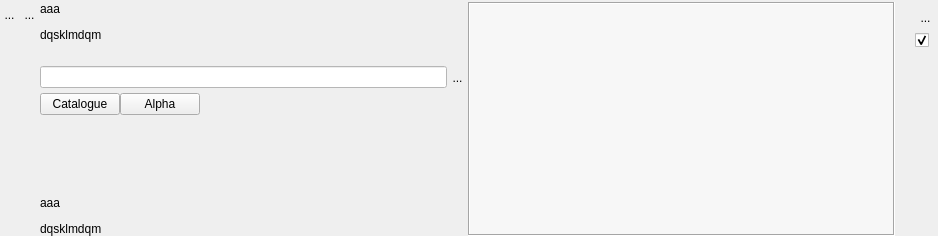
Before: the Qt Designer form UiQT4/desWidgetPlusieursInto.ui in SalomePlatform/eficas_tools, drawn with Qt 5.
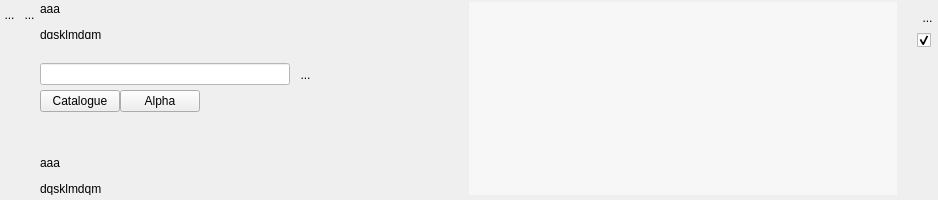
After: the same form once the commit is applied. Icons and pictures are not drawn. Custom widgets are drawn as their Qt base class.

```diff
--- a/UiQT4/desWidgetPlusieursInto.ui
+++ b/UiQT4/desWidgetPlusieursInto.ui
@@ -7,7 +7,7 @@
     <x>0</x>
     <y>0</y>
     <width>938</width>
-    <height>236</height>
+    <height>200</height>
    </rect>
   </property>
   <property name="sizePolicy">
@@ -19,7 +19,7 @@
   <property name="minimumSize">
    <size>
     <width>0</width>
-    <height>60</height>
+    <height>200</height>
    </size>
   </property>
   <property name="windowTitle">
@@ -36,10 +36,10 @@
     <number>2</number>
    </property>
    <property name="rightMargin">
-    <number>2</number>
+    <number>0</number>
    </property>
    <property name="bottomMargin">
-    <number>0</number>
+    <number>5</number>
    </property>
    <item>
     <layout class="QVBoxLayout" name="verticalLayout_2">
@@ -198,8 +198,32 @@
      </item>
      <item>
       <layout class="QHBoxLayout" name="horizontalLayout_5">
+       <property name="spacing">
+        <number>0</number>
+       </property>
+       <item>
+        <layout class="QHBoxLayout" name="horizontalLayout_3"/>
+       </item>
        <item>
         <widget class="QLineEdit" name="LEFiltre">
+         <property name="sizePolicy">
+          <sizepolicy hsizetype="Fixed" vsizetype="Fixed">
+           <horstretch>0</horstretch>
+           <verstretch>0</verstretch>
+          </sizepolicy>
+         </property>
+         <property name="minimumSize">
+          <size>
+           <width>250</width>
+           <height>0</height>
+          </size>
+         </property>
+         <property name="maximumSize">
+          <size>
+           <width>250</width>
+           <height>16777215</height>
+          </size>
+         </property>
          <property name="styleSheet">
           <string notr="true">background:rgb(255,255,255)
 
@@ -207,6 +231,22 @@
          </property>
         </widget>
        </item>
+       <item>
+        <spacer name="horizontalSpacer_3">
+         <property name="orientation">
+          <enum>Qt::Horizontal</enum>
+         </property>
+         <property name="sizeType">
+          <enum>QSizePolicy::Fixed</enum>
+         </property>
+         <property name="sizeHint" stdset="0">
+          <size>
+           <width>5</width>
+           <height>20</height>
+          </size>
+         </property>
+        </spacer>
+       </item>
        <item>
         <widget class="QToolButton" name="PBFind">
          <property name="minimumSize">
@@ -242,6 +282,19 @@
          </property>
         </widget>
        </item>
+       <item>
+        <spacer name="horizontalSpacer_2">
+         <property name="orientation">
+          <enum>Qt::Horizontal</enum>
+         </property>
+         <property name="sizeHint" stdset="0">
+          <size>
+           <width>40</width>
+           <height>20</height>
+          </size>
+         </property>
+        </spacer>
+       </item>
       </layout>
      </item>
      <item>
@@ -279,7 +332,7 @@
           <x>0</x>
           <y>0</y>
           <width>300</width>
-          <height>122</height>
+          <height>92</height>
          </rect>
         </property>
         <layout class="QGridLayout" name="gridLayout_2">
@@ -394,7 +447,10 @@
       <string notr="true">background : rgb(247,247,247)</string>
      </property>
      <property name="frameShape">
-      <enum>QFrame::Box</enum>
+      <enum>QFrame::NoFrame</enum>
+     </property>
+     <property name="frameShadow">
+      <enum>QFrame::Plain</enum>
      </property>
      <property name="lineWidth">
       <number>1</number>
@@ -410,8 +466,8 @@
        <rect>
         <x>0</x>
         <y>0</y>
-        <width>419</width>
-        <height>230</height>
+        <width>424</width>
+        <height>193</height>
        </rect>
       </property>
       <property name="sizePolicy">
@@ -427,15 +483,19 @@
        <property name="leftMargin">
         <number>0</number>
        </property>
-       <property name="topMargin">
-        <number>0</number>
-       </property>
-       <property name="rightMargin">
-        <number>0</number>
-       </property>
-       <property name="bottomMargin">
-        <number>0</number>
-       </property>
+       <item>
+        <spacer name="verticalSpacer_4">
+         <property name="orientation">
+          <enum>Qt::Vertical</enum>
+         </property>
+         <property name="sizeHint" stdset="0">
+          <size>
+           <width>20</width>
+           <height>40</height>
+          </size>
+         </property>
+        </spacer>
+       </item>
       </layout>
      </widget>
     </widget>
```
Left out of the diff: 23 changed lines with no effect on the pictures.
